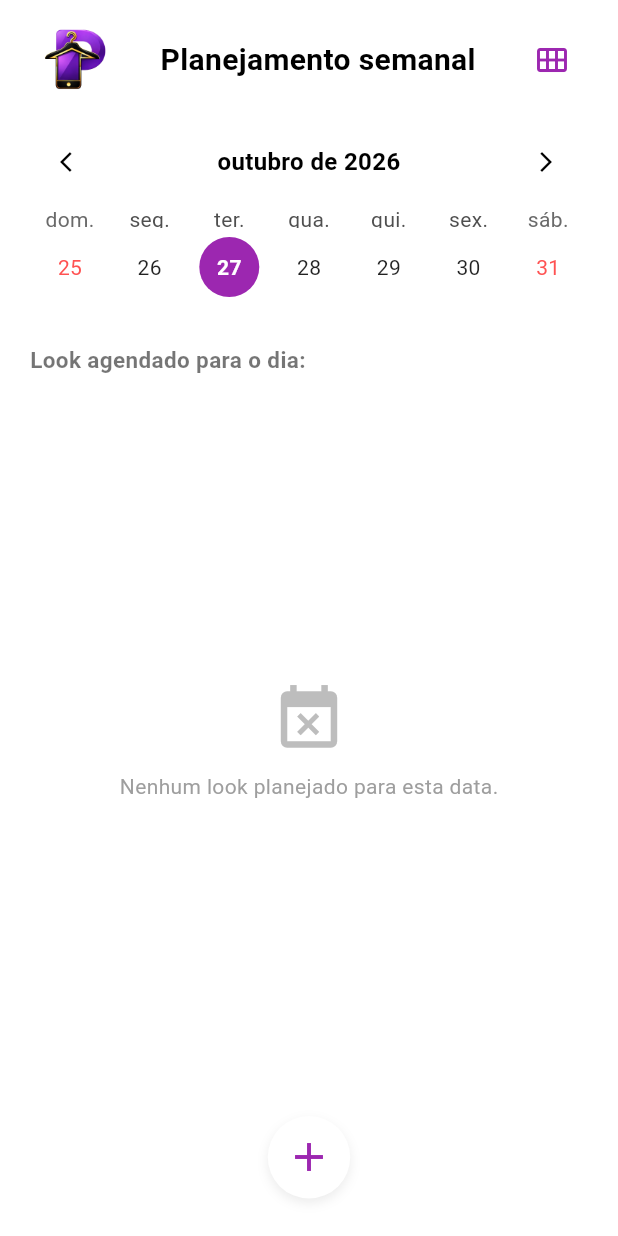
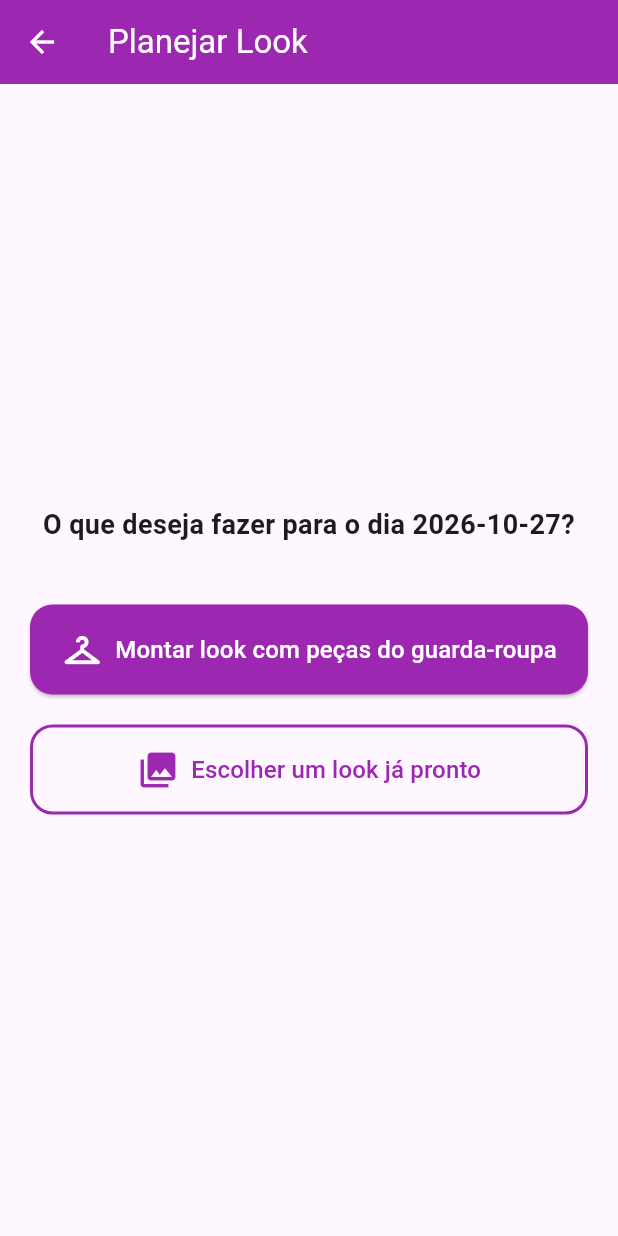
Before and after one commit to maryanyesterr/pocket_closet, a Flutter app: the PlanejamentoSemanal screen opened directly, after a tap on the "add" icon, on a phone screen of 412 x 824 dp. Run offline on Flutter 3.47's test engine with Material 3 defaults, Android fonts, the phone set to English and light mode, and no system bars; drawn by our look-alikes of table_calendar; network calls fail.

Commit message:
nova pagina  de escolha em adicionar looks no planejamento e na página planejamento o botão adicinar  com navegaçao para a pagina de escolha

```diff
--- a/lib/main.dart
+++ b/lib/main.dart
@@ -1,5 +1,6 @@
 import 'package:flutter/material.dart';
 import 'package:intl/date_symbol_data_local.dart';
+import 'package:pocket_closet/dashboard.dart';
 import 'package:pocket_closet/home.dart';
 
 
@@ -27,7 +28,7 @@ class MyApp extends StatelessWidget {
       theme: ThemeData(
         colorScheme: .fromSeed(seedColor: Colors.deepPurple),
       ),
-      home: const Home(),
+      home: const Dashboard(),
     );
   }
 }
--- a/lib/planejamento.dart
+++ b/lib/planejamento.dart
@@ -1,4 +1,5 @@
 import 'package:flutter/material.dart';
+import 'package:pocket_closet/planejamentoadicionarlooks.dart';
 // Importação do pacote de calendário automatizado
 import 'package:table_calendar/table_calendar.dart';
 
@@ -19,31 +20,6 @@ class _PlanejamentoSemanalState extends State<PlanejamentoSemanal> {
   // Guarda qual dia o usuário clicou fisicamente na barra
   DateTime? _diaSelecionado;
 
-  // Banco de dados simulado e indexado por datas reais (Ano-Mês-Dia) para automação perfeita
-  final Map<String, List<String>> looksPorData = {
-    "2026-05-13": [
-      'assets/img/blusa_bege.png',
-      'assets/img/jeans_claro.png',
-      'assets/img/tenis_branco.png',
-      'assets/img/bolsa_marrom.png',
-    ],
-    "2026-05-14": [
-      'assets/img/jaqueta_azul.png',
-      'assets/img/jeans_claro.png',
-      'assets/img/chapeu_bege.png',
-    ],
-    "2026-05-15": [
-      'assets/img/vestido_preto.png',
-      'assets/img/oculos_escuros.png',
-      'assets/img/tenis_branco.png',
-    ],
-    "2026-05-16": [
-      'assets/img/casaco_bege.png',
-      'assets/img/jeans_claro.png',
-      'assets/img/oculos_escuros.png',
-    ],
-  };
-
   @override
   void initState() {
     super.initState();
@@ -56,6 +32,8 @@ class _PlanejamentoSemanalState extends State<PlanejamentoSemanal> {
     return "${data.year}-${data.month.toString().padLeft(2, '0')}-${data.day.toString().padLeft(2, '0')}";
   }
 
+  final Map<String, List<String>> looksPorData = {};
+
   @override
   Widget build(BuildContext context) {
     // Busca a lista de roupas cadastradas para o dia clicado. Se não houver nada, retorna uma lista vazia.
@@ -67,8 +45,13 @@ class _PlanejamentoSemanalState extends State<PlanejamentoSemanal> {
     return Scaffold(
       backgroundColor: Colors.white,
       body: SafeArea(
+        child: SingleChildScrollView(
+          // <-- 1. Adicionado para permitir rolagem se o teclado ou calendário mensal abrir
           child: Padding(
-          padding: const EdgeInsets.symmetric(horizontal: 20.0, vertical: 10.0),
+            padding: const EdgeInsets.symmetric(
+              horizontal: 20.0,
+              vertical: 10.0,
+            ),
             child: Column(
               crossAxisAlignment: CrossAxisAlignment.start,
               children: [
@@ -91,7 +74,6 @@ class _PlanejamentoSemanalState extends State<PlanejamentoSemanal> {
                         color: Colors.black,
                       ),
                     ),
-                  // Botão para alternar a visualização entre o formato de Semana ou Mês inteiro
                     IconButton(
                       icon: Icon(
                         _formatoCalendario == CalendarFormat.week
@@ -113,41 +95,27 @@ class _PlanejamentoSemanalState extends State<PlanejamentoSemanal> {
                 const SizedBox(height: 10),
 
                 // ==================================================
-              // CALENDÁRIO AUTOMÁTICO (Substitui o antigo seletor fixo)
+                // CALENDÁRIO AUTOMÁTICO
                 // ==================================================
                 TableCalendar(
-                locale:
-                    'pt_BR', // Deixa os meses e dias em português brasileiro
-                firstDay: DateTime.utc(
-                  2020,
-                  1,
-                  1,
-                ), // Limite passado do calendário
-                lastDay: DateTime.utc(
-                  2030,
-                  12,
-                  31,
-                ), // Limite futuro do calendário
+                  locale: 'pt_BR',
+                  firstDay: DateTime.utc(2020, 1, 1),
+                  lastDay: DateTime.utc(2030, 12, 31),
                   focusedDay: _diaFocado,
                   calendarFormat: _formatoCalendario,
-                selectedDayPredicate: (day) => isSameDay(_diaSelecionado, day),
-
-                // Disparado automaticamente quando o usuário clica em qualquer dia da barra
+                  selectedDayPredicate: (day) =>
+                      isSameDay(_diaSelecionado, day),
                   onDaySelected: (selectedDay, focusedDay) {
                     setState(() {
                       _diaSelecionado = selectedDay;
-                    _diaFocado = focusedDay; // Atualiza o foco visual para o mês/semana correspondente
+                      _diaFocado = focusedDay;
                     });
                   },
-
-                // Permite mudar de semana/mês arrastando o dedo para os lados
                   onPageChanged: (focusedDay) {
                     _diaFocado = focusedDay;
                   },
-
-                // Estilização visual para combinar com a identidade roxa do seu app
                   headerStyle: const HeaderStyle(
-                  formatButtonVisible: false, // Esconde o botão padrão de mudar formato do pacote
+                    formatButtonVisible: false,
                     titleCentered: true,
                     titleTextStyle: TextStyle(
                       fontSize: 16,
@@ -167,14 +135,11 @@ class _PlanejamentoSemanalState extends State<PlanejamentoSemanal> {
                   ),
                   calendarStyle: CalendarStyle(
                     todayDecoration: BoxDecoration(
-                    color: Colors.purple.withOpacity(
-                      0.3,
-                    ), // Destaque suave no dia real de hoje
+                      color: Colors.purple.withOpacity(0.3),
                       shape: BoxShape.circle,
                     ),
                     selectedDecoration: const BoxDecoration(
-                    color: Colors
-                        .purple, // Círculo roxo no dia selecionado pelo usuário
+                      color: Colors.purple,
                       shape: BoxShape.circle,
                     ),
                     selectedTextStyle: const TextStyle(
@@ -182,9 +147,7 @@ class _PlanejamentoSemanalState extends State<PlanejamentoSemanal> {
                       fontWeight: FontWeight.bold,
                     ),
                     defaultTextStyle: const TextStyle(color: Colors.black87),
-                  weekendTextStyle: const TextStyle(
-                    color: Colors.redAccent,
-                  ), // Fins de semana com cor diferenciada
+                    weekendTextStyle: const TextStyle(color: Colors.redAccent),
                   ),
                 ),
                 const SizedBox(height: 25),
@@ -202,9 +165,13 @@ class _PlanejamentoSemanalState extends State<PlanejamentoSemanal> {
                 ),
                 const SizedBox(height: 10),
 
-              Expanded(
-                child: pecasDoDiaAtual.isEmpty
-                    ? Center(
+                // 2. Removido o 'Expanded' e trocado por uma renderização condicional direta
+                pecasDoDiaAtual.isEmpty
+                    ? Padding(
+                        padding: const EdgeInsets.symmetric(
+                          vertical: 40.0,
+                        ), // Garante um espaçamento confortável
+                        child: Center(
                           child: Column(
                             mainAxisAlignment: MainAxisAlignment.center,
                             children: [
@@ -223,13 +190,14 @@ class _PlanejamentoSemanalState extends State<PlanejamentoSemanal> {
                               ),
                             ],
                           ),
+                        ),
                       )
                     : Container(
+                        // 3. Definido uma altura máxima/padrão para o GridView não quebrar dentro do scroll
+                        constraints: const BoxConstraints(maxHeight: 260),
                         padding: const EdgeInsets.all(16.0),
                         decoration: BoxDecoration(
-                          color: const Color(
-                            0xFFF7F4F0,
-                          ), // Fundo bege suave do seu design
+                          color: const Color(0xFFF7F4F0),
                           borderRadius: BorderRadius.circular(20),
                           border: Border.all(
                             color: Colors.amber.shade200,
@@ -237,10 +205,12 @@ class _PlanejamentoSemanalState extends State<PlanejamentoSemanal> {
                           ),
                         ),
                         child: GridView.builder(
+                          shrinkWrap: true, // <-- Importante para funcionar dentro do SingleChildScrollView
+                          physics: const ClampingScrollPhysics(), // Scroll suave interno se necessário
                           itemCount: pecasDoDiaAtual.length,
                           gridDelegate:
                               const SliverGridDelegateWithFixedCrossAxisCount(
-                                crossAxisCount: 2, // Exibe as peças em quadrantes 2x2 para destaque
+                                crossAxisCount: 2,
                                 crossAxisSpacing: 16,
                                 mainAxisSpacing: 16,
                               ),
@@ -261,7 +231,6 @@ class _PlanejamentoSemanalState extends State<PlanejamentoSemanal> {
                           },
                         ),
                       ),
-              ),
 
                 // ==================================================
                 // BOTÃO INFERIOR (+) PARA ADICIONAR LOOK NA DATA ATIVA
@@ -271,11 +240,16 @@ class _PlanejamentoSemanalState extends State<PlanejamentoSemanal> {
                     padding: const EdgeInsets.symmetric(vertical: 15.0),
                     child: GestureDetector(
                       onTap: () {
-                      // Automatizado: Sabe exatamente em qual data o usuário quer inserir o look
-                      debugPrint(
-                        "Abrindo criador de looks para a data: $chaveDataAtual",
+                        Navigator.push(
+                          context,
+                          MaterialPageRoute(
+                            builder: (context) => Planejamentoadicionarlooks(
+                              dataSelecionada: chaveDataAtual,
+                            ),
+                          ),
                         );
                       },
+
                       child: Container(
                         width: 55,
                         height: 55,
@@ -303,6 +277,7 @@ class _PlanejamentoSemanalState extends State<PlanejamentoSemanal> {
             ),
           ),
         ),
+      ),
     );
   }
 }
--- /dev/null
+++ b/lib/planejamentoadicionarlooks.dart
@@ -0,0 +1,66 @@
+import 'package:flutter/material.dart';
+
+class Planejamentoadicionarlooks extends StatelessWidget {
+  final String dataSelecionada;
+
+  const Planejamentoadicionarlooks ({super.key, required this.dataSelecionada});
+
+  @override
+  Widget build(BuildContext context) {
+    return Scaffold(
+      appBar: AppBar(
+        title: const Text("Planejar Look"),
+        backgroundColor: Colors.purple,
+        foregroundColor: Colors.white,
+      ),
+      body: Padding(
+        padding: const EdgeInsets.all(20.0),
+        child: Column(
+          mainAxisAlignment: MainAxisAlignment.center,
+          crossAxisAlignment: CrossAxisAlignment.stretch,
+          children: [
+            Text(
+              "O que deseja fazer para o dia $dataSelecionada?",
+              textAlign: TextAlign.center,
+              style: const TextStyle(fontSize: 18, fontWeight: FontWeight.bold),
+            ),
+            const SizedBox(height: 40),
+
+            // Opção 1: Montar Look na hora
+            ElevatedButton.icon(
+              style: ElevatedButton.styleFrom(
+                backgroundColor: Colors.purple,
+                foregroundColor: Colors.white,
+                padding: const EdgeInsets.symmetric(vertical: 16),
+                shape: RoundedRectangleBorder(borderRadius: BorderRadius.circular(15)),
+              ),
+              icon: const Icon(Icons.checkroom, size: 28), // Ou Icons.checkroom
+              label: const Text("Montar look com peças do guarda-roupa", style: TextStyle(fontSize: 16)),
+              onPressed: () {
+                // TODO: Navegar para a sua tela de criação/combinação de peças
+                debugPrint("Indo para montagem de look na hora...");
+              },
+            ),
+            const SizedBox(height: 20),
+
+            // Opção 2: Escolher look pronto
+            OutlinedButton.icon(
+              style: OutlinedButton.styleFrom(
+                side: const BorderSide(color: Colors.purple, width: 2),
+                foregroundColor: Colors.purple,
+                padding: const EdgeInsets.symmetric(vertical: 16),
+                shape: RoundedRectangleBorder(borderRadius: BorderRadius.circular(15)),
+              ),
+              icon: const Icon(Icons.photo_library, size: 28),
+              label: const Text("Escolher um look já pronto", style: TextStyle(fontSize: 16)),
+              onPressed: () {
+                // TODO: Navegar para a sua galeria de looks salvos
+                debugPrint("Indo para galeria de looks prontos...");
+              },
+            ),
+          ],
+        ),
+      ),
+    );
+  }
+}
```
Lines whose indentation alone changed are shown as unchanged.
